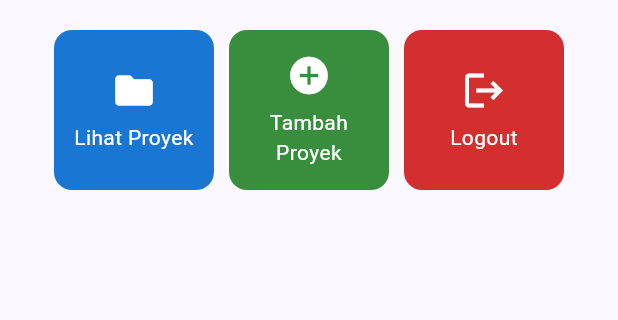
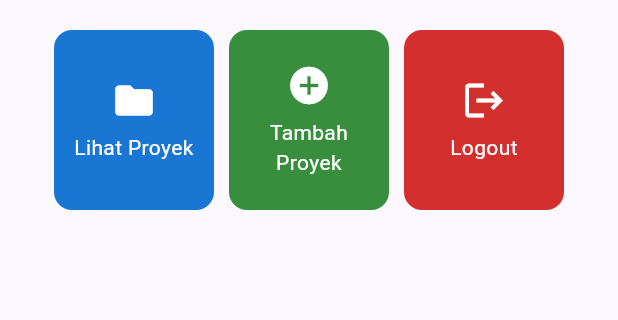
Before and after one commit to enzossl/myportofolio_mobile, a Flutter app: the screen it shows after launch, on a phone screen of 412 x 824 dp, the part 327-647 px from its top. Run offline on Flutter 3.47's test engine with Material 3 defaults, Android fonts, the phone set to English and light mode, and no system bars.

Commit message:
fix: cegah overflow tombol dan sesuaikan tes portofolio

```diff
--- a/lib/menu.dart
+++ b/lib/menu.dart
@@ -106,6 +106,7 @@ class MyHomePage extends StatelessWidget {
                     crossAxisSpacing: 10,
                     mainAxisSpacing: 10,
                     crossAxisCount: 3,
+                    mainAxisExtent: 120,
                     // shrinkWrap agar ukuran kisi menyesuaikan tinggi konten anak.
                     shrinkWrap: true,
                     children: items.map((ItemHomepage item) {
```
Also changed, not shown: 1 other file.
